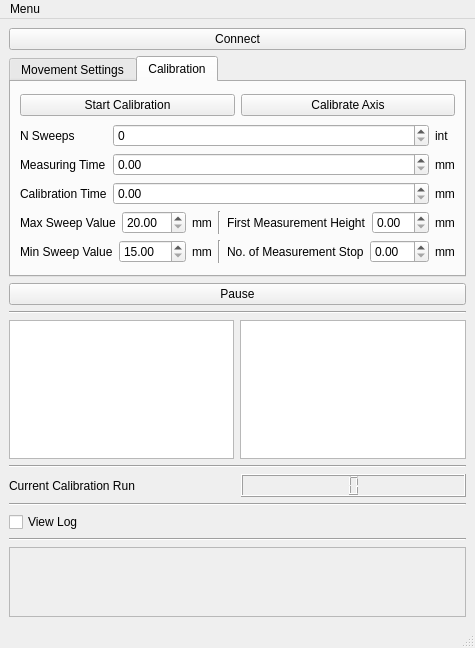
Above: views/mainVIew.ui from Namisens/inline-gui-linear before the change. Below: the same form after it.
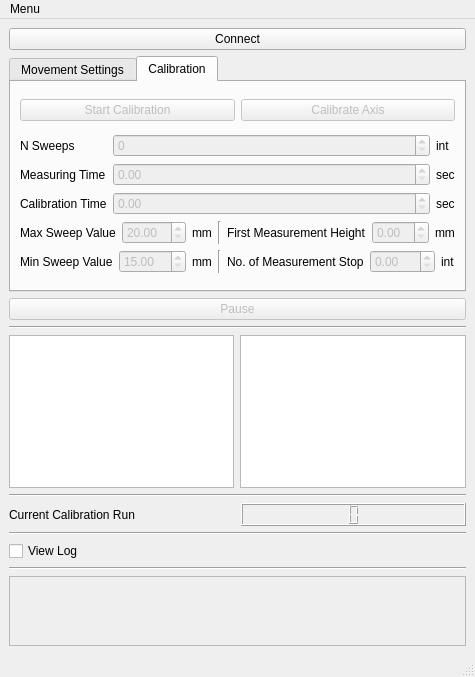
That is the form after the change.

What changed in the file:
```diff
--- a/views/mainVIew.ui
+++ b/views/mainVIew.ui
@@ -6,8 +6,8 @@
    <rect>
     <x>0</x>
     <y>0</y>
-    <width>463</width>
-    <height>648</height>
+    <width>473</width>
+    <height>677</height>
    </rect>
   </property>
   <property name="windowTitle">
@@ -279,6 +279,9 @@
          <layout class="QHBoxLayout" name="calibartionButtonsHLayout">
           <item>
            <widget class="QPushButton" name="sweepPushButton">
+            <property name="enabled">
+             <bool>false</bool>
+            </property>
             <property name="sizePolicy">
              <sizepolicy hsizetype="Expanding" vsizetype="Minimum">
               <horstretch>0</horstretch>
@@ -292,6 +295,9 @@
           </item>
           <item>
            <widget class="QPushButton" name="referenceAxisPushButton">
+            <property name="enabled">
+             <bool>false</bool>
+            </property>
             <property name="sizePolicy">
              <sizepolicy hsizetype="Expanding" vsizetype="Minimum">
               <horstretch>0</horstretch>
@@ -372,6 +378,9 @@
              <layout class="QVBoxLayout" name="SpinBoxVLayout">
               <item>
                <widget class="QSpinBox" name="nSweepSpin">
+                <property name="enabled">
+                 <bool>false</bool>
+                </property>
                 <property name="sizePolicy">
                  <sizepolicy hsizetype="Expanding" vsizetype="Fixed">
                   <horstretch>0</horstretch>
@@ -382,6 +391,9 @@
               </item>
               <item>
                <widget class="QDoubleSpinBox" name="measuringTImeSpin">
+                <property name="enabled">
+                 <bool>false</bool>
+                </property>
                 <property name="sizePolicy">
                  <sizepolicy hsizetype="Expanding" vsizetype="Fixed">
                   <horstretch>0</horstretch>
@@ -392,6 +404,9 @@
               </item>
               <item>
                <widget class="QDoubleSpinBox" name="calibrationTimeSpin">
+                <property name="enabled">
+                 <bool>false</bool>
+                </property>
                 <property name="sizePolicy">
                  <sizepolicy hsizetype="Minimum" vsizetype="Fixed">
                   <horstretch>0</horstretch>
@@ -426,7 +441,7 @@
                  </sizepolicy>
                 </property>
                 <property name="text">
-                 <string>mm</string>
+                 <string>sec</string>
                 </property>
                </widget>
               </item>
@@ -439,7 +454,7 @@
                  </sizepolicy>
                 </property>
                 <property name="text">
-                 <string>mm</string>
+                 <string>sec</string>
                 </property>
                </widget>
               </item>
@@ -465,7 +480,10 @@
                </widget>
               </item>
               <item>
-               <widget class="QDoubleSpinBox" name="maxSweepSpin_3">
+               <widget class="QDoubleSpinBox" name="nMeasurementStopSpinValue">
+                <property name="enabled">
+                 <bool>false</bool>
+                </property>
                 <property name="sizePolicy">
                  <sizepolicy hsizetype="Expanding" vsizetype="Fixed">
                   <horstretch>0</horstretch>
@@ -483,7 +501,7 @@
                  </sizepolicy>
                 </property>
                 <property name="text">
-                 <string>mm</string>
+                 <string>int</string>
                 </property>
                </widget>
               </item>
@@ -509,6 +527,9 @@
               </item>
               <item>
                <widget class="QDoubleSpinBox" name="maxSweepSpin">
+                <property name="enabled">
+                 <bool>false</bool>
+                </property>
                 <property name="sizePolicy">
                  <sizepolicy hsizetype="Expanding" vsizetype="Fixed">
                   <horstretch>0</horstretch>
@@ -554,7 +575,10 @@
                </widget>
               </item>
               <item>
-               <widget class="QDoubleSpinBox" name="maxSweepSpin_2">
+               <widget class="QDoubleSpinBox" name="fMeasurementHeightSpinValue">
+                <property name="enabled">
+                 <bool>false</bool>
+                </property>
                 <property name="sizePolicy">
                  <sizepolicy hsizetype="Expanding" vsizetype="Fixed">
                   <horstretch>0</horstretch>
@@ -595,6 +619,9 @@
               </item>
               <item>
                <widget class="QDoubleSpinBox" name="minSweepSpin">
+                <property name="enabled">
+                 <bool>false</bool>
+                </property>
                 <property name="sizePolicy">
                  <sizepolicy hsizetype="Expanding" vsizetype="Fixed">
                   <horstretch>0</horstretch>
@@ -658,6 +685,9 @@
     </item>
     <item>
      <widget class="QPushButton" name="pausePushButton_2">
+      <property name="enabled">
+       <bool>false</bool>
+      </property>
       <property name="sizePolicy">
        <sizepolicy hsizetype="Minimum" vsizetype="Minimum">
         <horstretch>0</horstretch>
@@ -749,7 +779,7 @@
         <rect>
          <x>0</x>
          <y>0</y>
-         <width>443</width>
+         <width>453</width>
          <height>69</height>
         </rect>
        </property>
```
Left out of the diff: 46 changed lines with no effect on the pictures.
